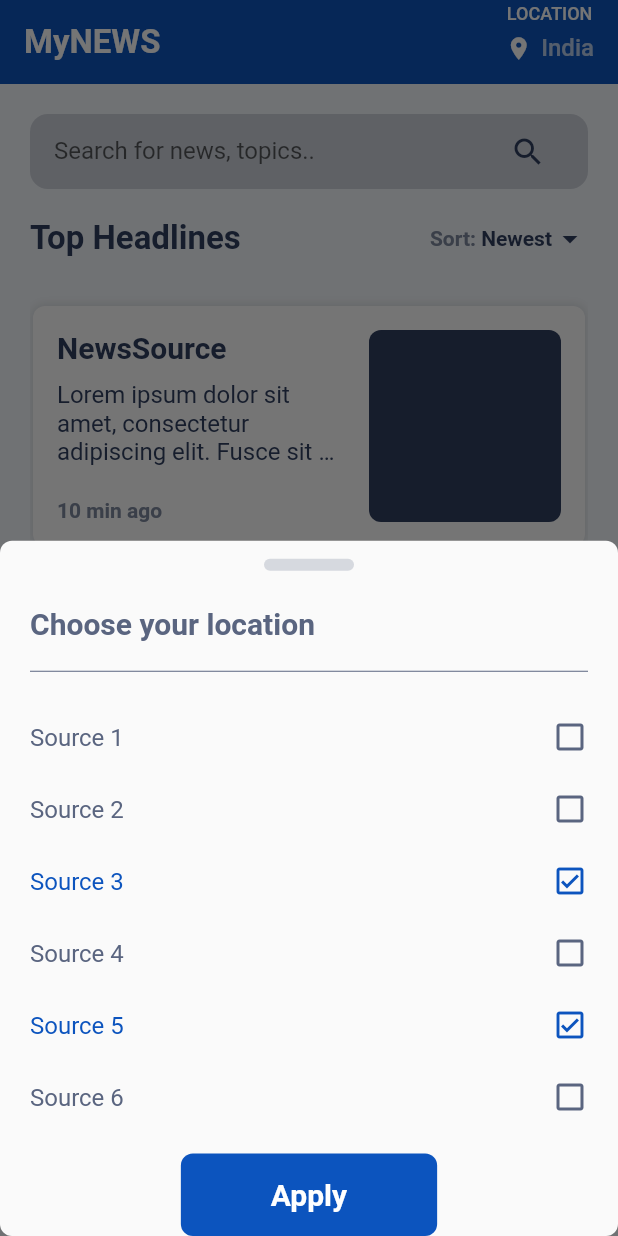
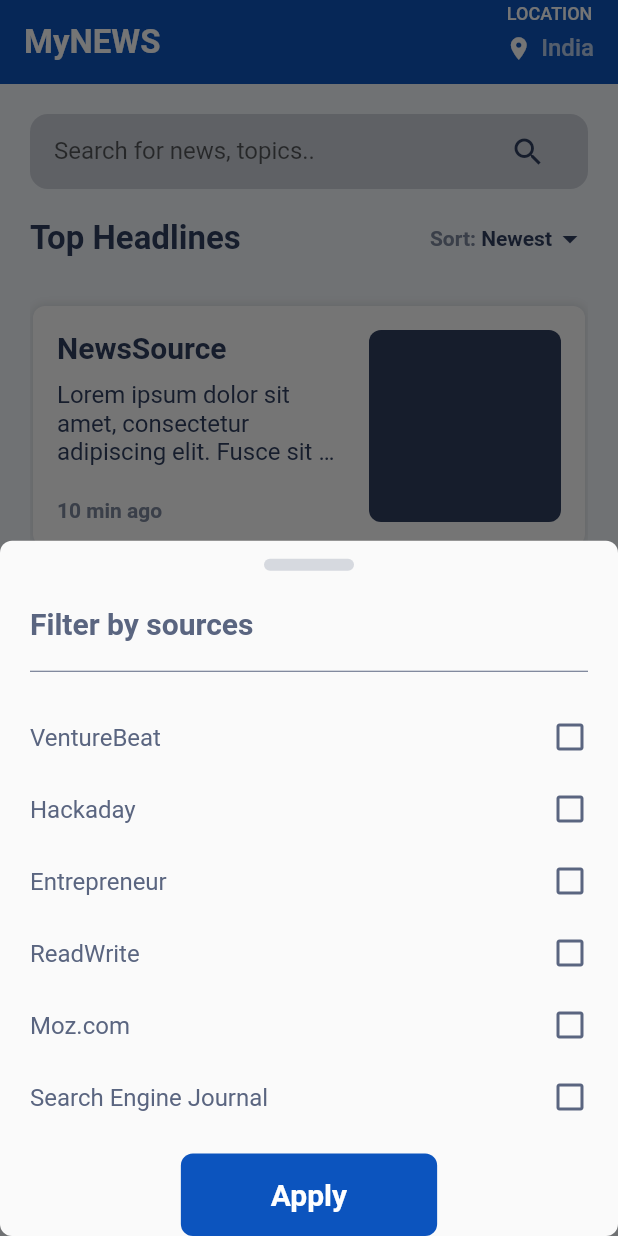
Before and after one commit to mathr13/assgn_squareboat, a Flutter app: the screen it shows after launch, after a tap on the "filter alt" icon, on a phone screen of 412 x 824 dp. Run offline on Flutter 3.47's test engine with Material 2 defaults, Android fonts, the phone set to English and light mode, and no system bars; our stand-ins replace get.

Commit message:
modal sheet state management implemented

```diff
--- a/lib/constants/widgets/sbmodal_sheet.dart
+++ b/lib/constants/widgets/sbmodal_sheet.dart
@@ -1,21 +1,33 @@
-
 
 import 'package:flutter/material.dart';
-
-import '../../models/option.dart';
+import '../../controllers/modal_sheet_controller.dart';
 import '../../utilities/utility_values.dart';
 import '../constant_values.dart';
 import 'sbaction_button.dart';
 import 'sbcheckbox.dart';
 import 'sbradio.dart';
 
-class SBModalSheet extends StatelessWidget {
+class SBModalSheet extends StatefulWidget {
 
   final String sheetTitle;
   final SelectionType selectionType;
-  final List<Option> options;
+  final Map<String, bool> optionsTally;
 
-  const SBModalSheet({super.key, required this.sheetTitle, required this.selectionType, required this.options});
+  const SBModalSheet({super.key, required this.sheetTitle, required this.selectionType, required this.optionsTally});
+
+  @override
+  State<StatefulWidget> createState() => _SBModalSheetState();
+}
+
+class _SBModalSheetState extends State<SBModalSheet> {
+
+  final SBModalSheetController _sheetController = SBModalSheetController();
+
+  @override
+  void initState() {
+    _sheetController.populateOptions(widget.optionsTally);
+    super.initState();
+  }
 
   @override
   Widget build(BuildContext context) {
@@ -33,7 +45,7 @@ class SBModalSheet extends StatelessWidget {
           Row(
             children: [
               Text(
-                sheetTitle,
+                widget.sheetTitle,
                 style: const TextStyle(
                   fontSize: 20,
                   color: Color(0xff5A6580),
@@ -45,23 +57,37 @@ class SBModalSheet extends StatelessWidget {
           const Divider(
             color: Color(0xff5A6580),
           ).wrapWidgetWithPadding(SBPaddings.horizontalPadding1).wrapWidgetWithPadding(SBPaddings.bottomPadding3),
-          Expanded(
-            child: ListView(
-              children: options.map(
-                (option) => selectionType == SelectionType.oneToMany
-                  ? SBCheckboxOption(optionTitle: option.title, isSelected: option.isSelected)
-                  : SBRadioOption(optionTitle: option.title, isSelected: option.isSelected)
-              ).toList(),
-            ),
+          StatefulBuilder(
+            builder: (context, updateModalSheetState) {
+              return Expanded(
+                child: ListView.builder(
+                  itemCount: _sheetController.getOptions.length,
+                  itemBuilder: (context, index) {
+                    return widget.selectionType == SelectionType.oneToMany
+                    ? SBCheckboxOption(
+                        optionTitle: _sheetController.getOptions[index],
+                        isSelected: _sheetController.getOptionsStatus[index]
+                      ).wrapWidgetWithTapGesture(
+                      onPressed: () => updateModalSheetState(() => _sheetController.triggerSelectionWith(index, widget.selectionType)),
+                    )
+                    : SBRadioOption(
+                        optionTitle: _sheetController.getOptions[index],
+                        isSelected: _sheetController.getOptionsStatus[index]
+                    ).wrapWidgetWithTapGesture(
+                      onPressed: () => updateModalSheetState(() => _sheetController.triggerSelectionWith(index, widget.selectionType)),
+                    );
+                  },
+                ),
+              );
+            }
           ),
           SBActionButton(
             buttonLabel: "Apply",
-            onPressed: () {
-              print("apply cab pressed");
-            },
+            onPressed: () => _sheetController.applyFilter(widget.optionsTally),
           ).wrapWidgetWithPadding(SBPaddings.topPadding2),
         ]
       ),
     );
   }
+
 }
--- /dev/null
+++ b/lib/controllers/modal_sheet_controller.dart
@@ -0,0 +1,35 @@
+import 'package:get/get.dart';
+
+import '../utilities/utility_values.dart';
+
+class SBModalSheetController {
+
+  List<String> _options = [];
+  List<String> get getOptions => _options;
+
+  List<bool> _statuses = [];
+  List<bool> get getOptionsStatus => _statuses;
+
+  populateOptions(Map<String, bool> optionsTally) {
+    _options = optionsTally.keys.toList();
+    _statuses = optionsTally.values.toList();
+  }
+
+  triggerSelectionWith(int index, SelectionType selectionType) {
+    _statuses[index] = !_statuses[index];
+    if(selectionType == SelectionType.oneToOne) {
+      for(int i=0;i<_statuses.length;i++) {
+        if (i != index) _statuses[i] = false;
+      }
+    }
+  }
+
+  applyFilter(Map<String, bool> optionsTally) {
+    for(int i=0;i<getOptions.length;i++) {
+      String option = getOptions[i];
+      optionsTally[option] = getOptionsStatus[i];
+      Get.back();
+    }
+  }
+
+}
--- a/lib/controllers/news_controller.dart
+++ b/lib/controllers/news_controller.dart
@@ -1,3 +1,30 @@
 import 'package:get/get.dart';
 
-class NewsController extends GetxController {}
+class NewsController extends GetxController {
+
+  final Map<String, bool> _sourcesOptionsTally = {};
+  Map<String, bool> get sourcesTally => _sourcesOptionsTally;
+
+  final Map<String, bool> _locationsOptionsTally = {};
+  Map<String, bool> get locationsTally => _locationsOptionsTally;
+
+  populateSourcesList() {
+    _sourcesOptionsTally.putIfAbsent("VentureBeat", () => false);
+    _sourcesOptionsTally.putIfAbsent("Hackaday", () => false);
+    _sourcesOptionsTally.putIfAbsent("Entrepreneur", () => false);
+    _sourcesOptionsTally.putIfAbsent("ReadWrite", () => false);
+    _sourcesOptionsTally.putIfAbsent("Moz.com", () => false);
+    _sourcesOptionsTally.putIfAbsent("Search Engine Journal", () => false);
+  }
+
+  populateLocationsList() {
+    _locationsOptionsTally.putIfAbsent("India", () => false);
+    _locationsOptionsTally.putIfAbsent("Australia", () => false);
+    _locationsOptionsTally.putIfAbsent("USA", () => false);
+    _locationsOptionsTally.putIfAbsent("Israel", () => false);
+    _locationsOptionsTally.putIfAbsent("Germany", () => false);
+    _locationsOptionsTally.putIfAbsent("Mexico", () => false);
+    _locationsOptionsTally.putIfAbsent("Italy", () => false);
+  }
+
+}
--- a/lib/screens/news_home/news_home.dart
+++ b/lib/screens/news_home/news_home.dart
@@ -1,4 +1,4 @@
-import 'package:assgn_news_squareboat/models/option.dart';
+import 'package:assgn_news_squareboat/controllers/news_controller.dart';
 import 'package:assgn_news_squareboat/utilities/utility_values.dart';
 import 'package:flutter/material.dart';
 
@@ -19,14 +19,14 @@ class NewsHomeApp extends StatefulWidget {
 
 class _NewsHomeAppState extends State<NewsHomeApp> {
 
-  List<Option> options = [
-    Option(title: "Source 1", isSelected: false),
-    Option(title: "Source 2", isSelected: false),
-    Option(title: "Source 3", isSelected: true),
-    Option(title: "Source 4", isSelected: false),
-    Option(title: "Source 5", isSelected: true),
-    Option(title: "Source 6", isSelected: false),
-  ];
+  final NewsController _newsController = NewsController();
+
+  @override
+  void initState() {
+    _newsController.populateSourcesList();
+    _newsController.populateLocationsList();
+    super.initState();
+  }
 
   @override
   Widget build(BuildContext context) {
@@ -76,8 +76,8 @@ class _NewsHomeAppState extends State<NewsHomeApp> {
                     borderRadius: SBRadiuses.borderRadius3,
                   ),
                   builder: (context) => SBModalSheet(
-                    sheetTitle: "Filter by sources",
-                    options: options,
+                    sheetTitle: "Choose your location",
+                    optionsTally: _newsController.locationsTally,
                     selectionType: SelectionType.oneToOne,
                   ),
                 );
@@ -121,8 +121,8 @@ class _NewsHomeAppState extends State<NewsHomeApp> {
               borderRadius: SBRadiuses.borderRadius3,
             ),
             builder: (context) => SBModalSheet(
-              sheetTitle: "Choose your location",
-              options: options,
+              sheetTitle: "Filter by sources",
+              optionsTally: _newsController.sourcesTally,
               selectionType: SelectionType.oneToMany,
             ),
           );
```
Also changed, not shown: lib/models/option.dart (+12 -0 lines).
